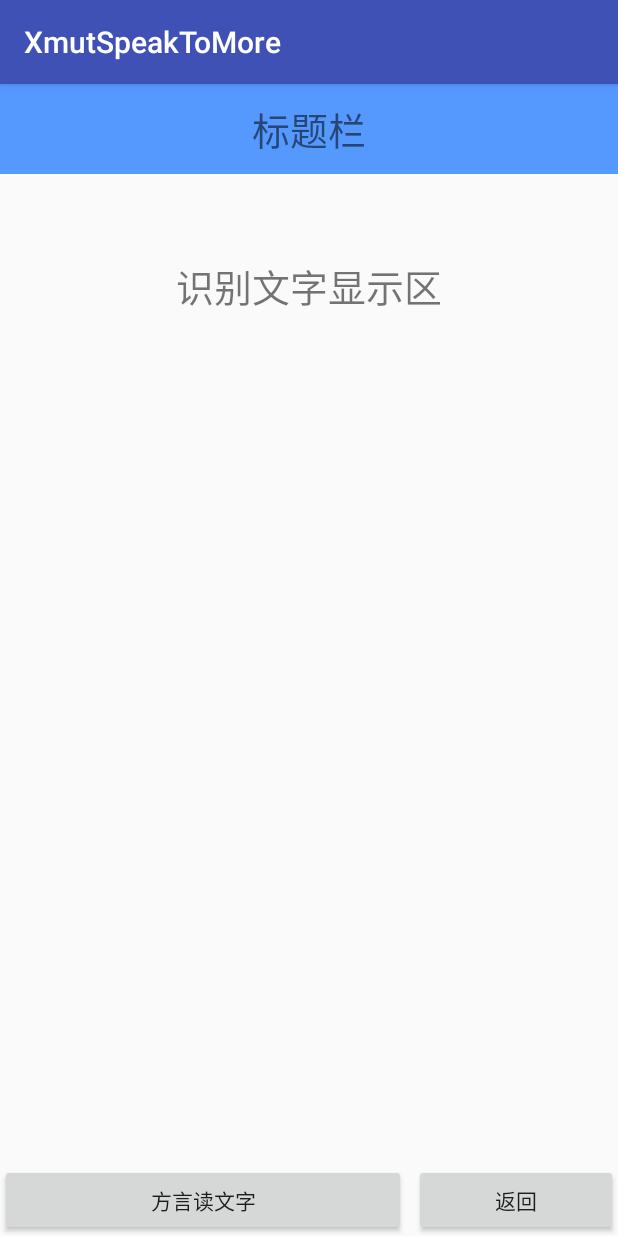
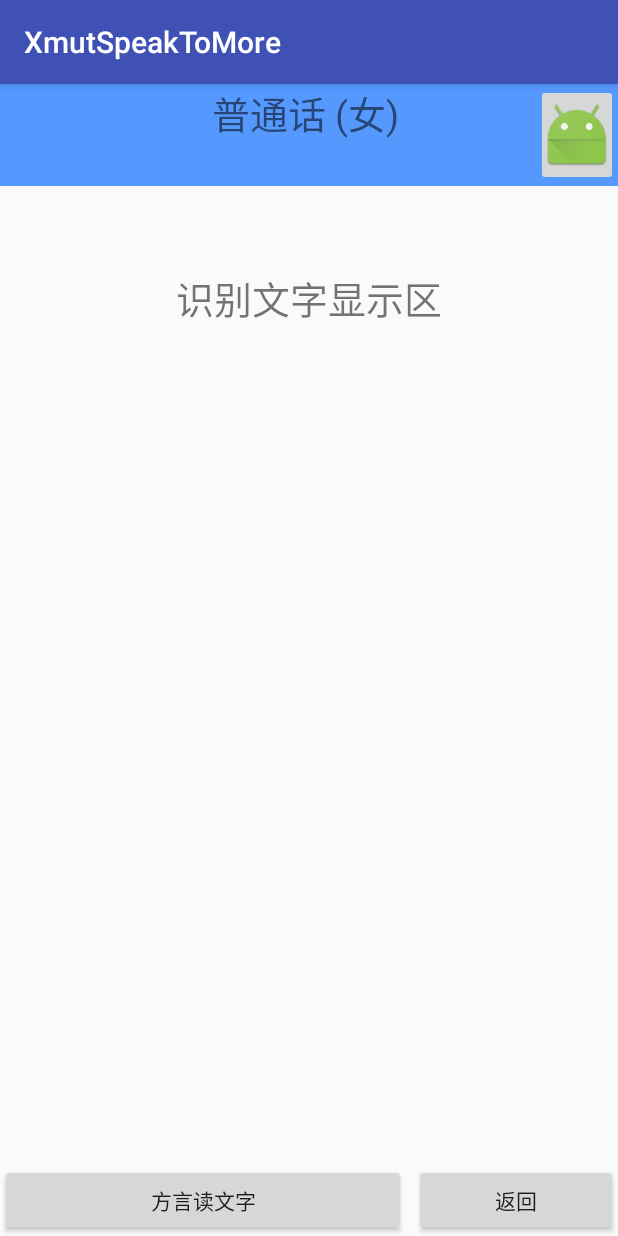
Before and after one commit to MonKing0601/XmutSpeakToMore, an Android app: the screen it shows after launch (MainActivity), after a tap on "方言读文字", on a phone screen of 412 x 824 dp. Run offline under Robolectric (Android 15) with nearby library versions, the phone set to English and light mode, and no system bars; 2 other taps on this screen came first.

Commit message:
方言语种选择功能
更新方言语种选择功能

```diff
--- a/app/build.gradle
+++ b/app/build.gradle
@@ -5,7 +5,7 @@ android {
     buildToolsVersion "25.0.0"
     defaultConfig {
         applicationId "com.monking.xmutspeaktomore"
-        minSdkVersion 21
+        minSdkVersion 19
         targetSdkVersion 25
         versionCode 1
         versionName "1.0"
--- a/app/src/main/java/com/monking/xmutspeaktomore/MainActivity.java
+++ b/app/src/main/java/com/monking/xmutspeaktomore/MainActivity.java
@@ -1,9 +1,12 @@
 package com.monking.xmutspeaktomore;
 
+import android.content.DialogInterface;
 import android.os.Bundle;
+import android.support.v7.app.AlertDialog;
 import android.support.v7.app.AppCompatActivity;
 import android.view.View;
 import android.widget.Button;
+import android.widget.ImageButton;
 import android.widget.TextView;
 
 import com.google.gson.Gson;
@@ -15,28 +18,34 @@ import com.iflytek.cloud.SpeechRecognizer;
 import com.iflytek.cloud.SpeechSynthesizer;
 import com.iflytek.cloud.SpeechUtility;
 import com.monking.xmutspeaktomore.bean.ListenBean;
+import com.monking.xmutspeaktomore.global.LanguageConstants;
 
 public class MainActivity extends AppCompatActivity implements View.OnClickListener {
-    private Button listenBtn,backBtn,speakBtn;
-    private TextView show_tv;
-    private String strAll = "";
-    private String Str_speak="";
+    private Button listenBtn,backBtn,speakBtn;//底部栏三个空间绑定
+    private TextView show_tv,itemFont;//字符串输出控件,标题栏
+    private String strAll = "";//用于储存相关的字符串输出数据
+    private String Str_speak="",changedLanguage="xiaoyan";//用于储存相关的语音合成字符串数据,changedLanguage方言选择变量
+    private ImageButton selectBtn;
 
     @Override
     protected void onCreate(Bundle savedInstanceState) {
         super.onCreate(savedInstanceState);
         setContentView(R.layout.activity_main);
         //初始化讯飞语音配置对象
-        // 将“12345678”替换成您申请的APPID，申请地址：http://open.voicecloud.cn
         SpeechUtility.createUtility(this, SpeechConstant.APPID + "=5833f00b");
-
+        //绑定控件
         listenBtn = (Button) findViewById(R.id.listen_btn);
         speakBtn= (Button) findViewById(R.id.speak_btn);
         backBtn= (Button) findViewById(R.id.back_btn);
         show_tv = (TextView) findViewById(R.id.show_text);
+        selectBtn = (ImageButton) findViewById(R.id.select_language_btn);
+        itemFont= (TextView) findViewById(R.id.item_font);
+        //绑定监听事件
+        itemFont.setText(LanguageConstants.STRINGS[0]);
         listenBtn.setOnClickListener(this);
         speakBtn.setOnClickListener(this);
         backBtn.setOnClickListener(this);
+        selectBtn.setOnClickListener(this);
     }
 
     @Override
@@ -56,18 +65,23 @@ public class MainActivity extends AppCompatActivity implements View.OnClickListe
                 backBtn.setVisibility(View.VISIBLE);
                 speakBtn.setVisibility(View.VISIBLE);
                 break;
-
+            /**
+             * 语音合成输出的代码
+             */
             case R.id.speak_btn:
                 //1.创建SpeechSynthesizer对象, 第二个参数：本地合成时传InitListener
                 SpeechSynthesizer mTts= SpeechSynthesizer.createSynthesizer(this, null);
                 //2.合成参数设置，详见《科大讯飞MSC API手册(Android)》SpeechSynthesizer 类
-                mTts.setParameter(SpeechConstant.VOICE_NAME, "xiaoyan");//设置发音人
+                mTts.setParameter(SpeechConstant.VOICE_NAME, changedLanguage);//设置发音人
                 mTts.setParameter(SpeechConstant.SPEED, "50");//设置语速
                 mTts.setParameter(SpeechConstant.VOLUME, "80");//设置音量，范围0~100
                 mTts.setParameter(SpeechConstant.ENGINE_TYPE, SpeechConstant.TYPE_CLOUD); //设置云端
                 //3.开始合成
                 mTts.startSpeaking(Str_speak, null);
                 break;
+            /**
+             * 返回键代码
+             */
             case R.id.back_btn:
                 //还原初始状态
                 listenBtn.setVisibility(View.VISIBLE);
@@ -76,7 +90,76 @@ public class MainActivity extends AppCompatActivity implements View.OnClickListe
                 Str_speak="";
                 strAll = "";
                 break;
+            /**
+             * 方言选择按钮控件
+             */
+            case R.id.select_language_btn:
+                selectLanguageChanged();
+                break;
         }
+    }
+
+    /**
+     * 方言修改的方法 跳出alertDialog
+     */
+    private int mCurrentSize=0;
+    private int mTempWhich;
+    private void selectLanguageChanged() {
+        AlertDialog.Builder builder=new AlertDialog.Builder(this);
+        builder.setTitle("选择播放的方言");
+        builder.setSingleChoiceItems(LanguageConstants.STRINGS, mCurrentSize, new DialogInterface.OnClickListener() {
+            @Override
+            public void onClick(DialogInterface dialogInterface, int i) {
+                mTempWhich=i;
+            }
+        });
+        builder.setNegativeButton("取消",null);
+        builder.setPositiveButton("确定",new DialogInterface.OnClickListener(){
+
+            @Override
+            public void onClick(DialogInterface dialogInterface, int i) {
+                switch (mTempWhich){
+                    case 0:
+                        itemFont.setText("当前选择语言是"+LanguageConstants.STRINGS[mTempWhich]);
+                        changedLanguage=LanguageConstants.MANDARIN_COMMON_LADY;
+                        break;
+                    case 1:
+                        itemFont.setText("当前选择语言是"+LanguageConstants.STRINGS[mTempWhich]);
+                        changedLanguage=LanguageConstants.MANDARIN_COMMON_MAN;
+                        break;
+                    case 2:
+                        itemFont.setText("当前选择语言是"+LanguageConstants.STRINGS[mTempWhich]);
+                        changedLanguage=LanguageConstants.MANDARIN_YUEYU_LADY;
+                        break;
+                    case 3:
+                        itemFont.setText("当前选择语言是"+LanguageConstants.STRINGS[mTempWhich]);
+                        changedLanguage=LanguageConstants.MANDARIN_TAIWAN_LADY;
+                        break;
+                    case 4:
+                        itemFont.setText("当前选择语言是"+LanguageConstants.STRINGS[mTempWhich]);
+                        changedLanguage=LanguageConstants.MANDARIN_SICHUAN_LADY;
+                        break;
+                    case 5:
+                        itemFont.setText("当前选择语言是"+LanguageConstants.STRINGS[mTempWhich]);
+                        changedLanguage=LanguageConstants.MANDARIN_DONGBEI_LADY;
+                        break;
+                    case 6:
+                        itemFont.setText("当前选择语言是"+LanguageConstants.STRINGS[mTempWhich]);
+                        changedLanguage=LanguageConstants.MANDARIN_HENAN_MAN;
+                        break;
+                    case 7:
+                        itemFont.setText("当前选择语言是"+LanguageConstants.STRINGS[mTempWhich]);
+                        changedLanguage=LanguageConstants.MANDARIN_HUNAN_MAN;
+                        break;
+                    case 8:
+                        itemFont.setText("当前选择语言是"+LanguageConstants.STRINGS[mTempWhich]);
+                        changedLanguage=LanguageConstants.MANDARIN_SHANXI_LADY;
+                        break;
+                }
+                mCurrentSize=mTempWhich;
+            }
+        });
+        builder.show();
     }
 
     /**
--- a/app/src/main/java/com/monking/xmutspeaktomore/global/LanguageConstants.java
+++ b/app/src/main/java/com/monking/xmutspeaktomore/global/LanguageConstants.java
@@ -1,12 +1,13 @@
 package com.monking.xmutspeaktomore.global;
 
 /**
- * 储存语种字符串
+ * 储存语种字符串,9种方言。
  * Created by MonKing on 2016/11/22.
  */
 
 public  class LanguageConstants {
-
+    public static final String[] STRINGS={"普通话 (女)","普通话 (男)","粤语 （女)",
+            "台湾普通话 （女）","四川话 （女)","东北话 (女)","河南话 (女)","湖南话 (男)","陕西话 (女)"};
     //普通话 女
     public static final String MANDARIN_COMMON_LADY="xiaoyan";
     //普通话 男
--- a/app/src/main/res/layout/activity_main.xml
+++ b/app/src/main/res/layout/activity_main.xml
@@ -7,18 +7,26 @@
 
     <LinearLayout
         android:layout_width="match_parent"
-        android:layout_height="60dp"
+        android:layout_height="wrap_content"
         android:background="#59f"
-        android:gravity="center"
-        android:orientation="vertical">
+        android:orientation="horizontal">
 
         <TextView
             android:id="@+id/item_font"
-            android:layout_width="wrap_content"
+            android:layout_width="0dp"
+            android:layout_height="match_parent"
+            android:layout_weight="0.85"
+            android:text=""
+            android:layout_marginStart="50dp"
+            android:gravity="center_horizontal"
+            android:textSize="25dp" />
+
+        <ImageButton
+            android:id="@+id/select_language_btn"
+            android:layout_width="0dp"
             android:layout_height="wrap_content"
-            android:layout_gravity="center"
-            android:text="标题栏"
-            android:textSize="25dp" />
+            android:layout_weight="0.15"
+            android:src="@mipmap/ic_launcher" />
     </LinearLayout>
 
     <LinearLayout
@@ -34,40 +42,41 @@
             android:text="识别文字显示区"
             android:textSize="25dp" />
     </LinearLayout>
+
     <FrameLayout
         android:layout_width="match_parent"
         android:layout_height="wrap_content">
+
         <Button
             android:id="@+id/listen_btn"
             android:layout_width="match_parent"
             android:layout_height="wrap_content"
-            android:text="语音识别"
-           />
+            android:text="语音识别" />
+
         <LinearLayout
             android:layout_width="match_parent"
             android:layout_height="wrap_content"
             android:orientation="horizontal">
+
             <Button
                 android:id="@+id/speak_btn"
                 android:layout_width="0dp"
+                android:layout_height="wrap_content"
+                android:layout_marginRight="5dp"
                 android:layout_weight="1"
-                android:layout_height="wrap_content"
                 android:text="方言读文字"
-                android:layout_marginRight="5dp"
-                android:visibility="invisible"
-                />
+                android:visibility="invisible" />
+
             <Button
-                android:layout_weight="0.5"
                 android:id="@+id/back_btn"
                 android:layout_width="0dp"
                 android:layout_height="wrap_content"
+                android:layout_weight="0.5"
                 android:text="返回"
-                android:visibility="invisible"
-              />
+                android:visibility="invisible" />
         </LinearLayout>
 
     </FrameLayout>
 
 
-
 </LinearLayout>
```
